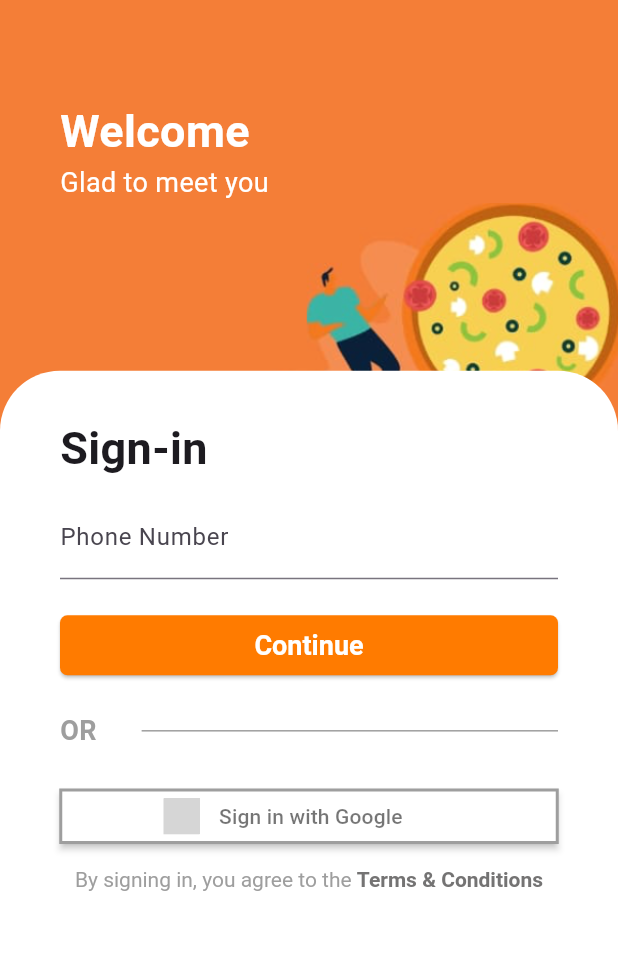
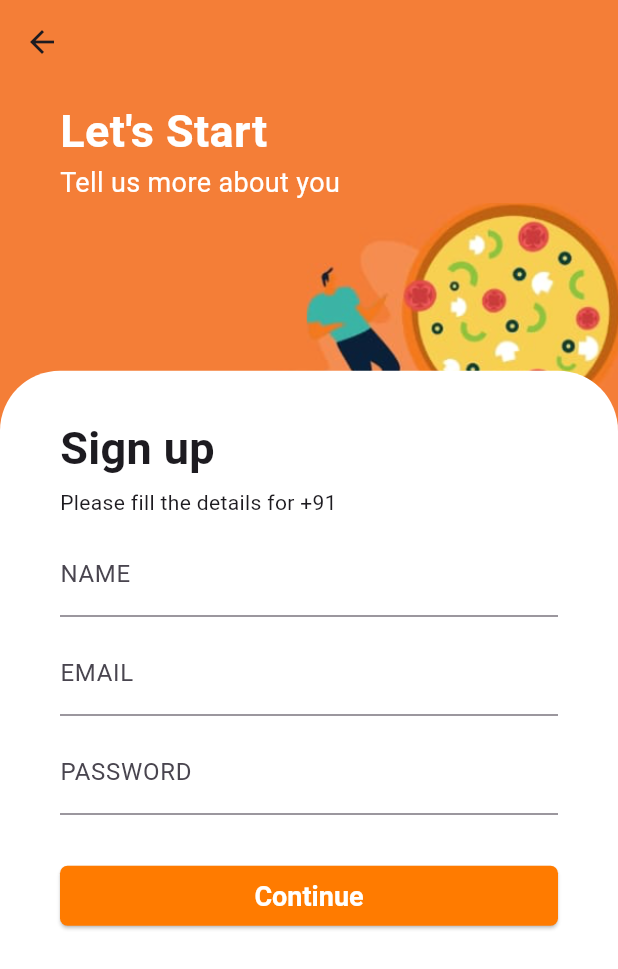
Before and after one commit to Pulkito4/Mojo_Pizza_App_MVP, a Flutter app: the screen it shows after launch, after a tap on "Continue", on a phone screen of 412 x 824 dp. Shown: the top 969 px of the screen. Run offline on Flutter 3.47's test engine with Material 3 defaults, Android fonts, the phone set to English and light mode, and no system bars; drawn by our look-alikes of sign_in_button; our stand-ins replace carousel_slider, cloud_firestore, firebase_auth, firebase_core, google_fonts, google_sign_in and 1 more; accounts and stored records are empty; generated files the repository leaves out were written again; grey boxes are pictures that could not be loaded.

Commit message:
added phone auth screens

```diff
--- /dev/null
+++ b/lib/modules/sign_up/views/pages/create_account_screen.dart
@@ -0,0 +1,151 @@
+import 'package:flutter/material.dart';
+import 'package:mojo_pizza_app_mvp/modules/sign_up/views/pages/otp_screen.dart';
+
+import '../../../../custom_button_styles.dart';
+
+class CreateAccountScreen extends StatefulWidget {
+  final String phoneNumber;
+  const CreateAccountScreen({super.key, required this.phoneNumber});
+
+  @override
+  State<CreateAccountScreen> createState() => _CreateAccountScreenState();
+}
+
+class _CreateAccountScreenState extends State<CreateAccountScreen> {
+
+  final TextEditingController _nameController = TextEditingController();
+  final TextEditingController _emailController = TextEditingController();
+  final TextEditingController _passwordController = TextEditingController();
+  @override
+  Widget build(BuildContext context) {
+    return SafeArea(
+      child: Scaffold(
+        appBar: AppBar(
+          backgroundColor: const Color.fromARGB(255, 244, 126, 55),
+        ),
+        backgroundColor: const Color.fromARGB(255, 244, 126, 55),
+        body: Stack(
+          children: [
+            // Orange background with text
+            Padding(
+              padding: const EdgeInsets.only(left: 40, top: 10),
+              child: Center(
+                child: Column(
+                  crossAxisAlignment: CrossAxisAlignment.stretch,
+                  children: [
+                    const Text(
+                      "Let's Start",
+                      style: TextStyle(
+                          fontWeight: FontWeight.bold,
+                          fontSize: 30,
+                          color: Colors.white),
+                    ),
+                    const Text(
+                      "Tell us more about you",
+                      style: TextStyle(color: Colors.white, fontSize: 18),
+                    ),
+                    Container(
+                      alignment: Alignment.bottomRight,
+                      height: 150,
+                      width: 150,
+                      child: Image.asset("assets/images/signin.png"),
+                    ),
+                  ],
+                ),
+              ),
+            ),
+
+            // the white container thingy comming from the bottom
+            Positioned(
+              bottom: 0,
+              left: 0,
+              right: 0,
+              child: Container(
+                height: MediaQuery.of(context).size.height * 0.7,
+                width: MediaQuery.of(context).size.width,
+                decoration: const BoxDecoration(
+                  color: Colors.white,
+                  borderRadius: BorderRadius.only(
+                    topLeft: Radius.circular(40),
+                    topRight: Radius.circular(40),
+                  ),
+                ),
+                child: Padding(
+                  padding: const EdgeInsets.only(right: 40, left: 40, top: 30),
+                  child: Column(
+                    crossAxisAlignment: CrossAxisAlignment.stretch,
+                    children: [
+                      const Text(
+                        "Sign up",
+                        style: TextStyle(
+                          fontSize: 30,
+                          fontWeight: FontWeight.bold,
+                        ),
+                      ),
+                      const SizedBox(height: 5),
+                      Text("Please fill the details for ${widget.phoneNumber}"),
+                      const SizedBox(height: 10),
+                       TextField(
+                        controller: _nameController,
+                        keyboardType: TextInputType.name,
+                        decoration: const InputDecoration(
+                          labelText: "NAME",
+                          border: UnderlineInputBorder(
+                            borderSide: BorderSide(color: Colors.grey),
+                          ),
+                        ),
+                        onTap: (){},
+                      ),
+                      const SizedBox(height: 10),
+                       TextField(
+                        controller: _emailController,
+                        keyboardType: TextInputType.emailAddress,
+                        decoration: const InputDecoration(
+                          labelText: "EMAIL",
+                          border: UnderlineInputBorder(
+                            borderSide: BorderSide(color: Colors.grey),
+                          ),
+                        ),
+                        onTap: (){},
+                      ),
+                      const SizedBox(height: 10),
+                       TextField(
+                        controller: _passwordController,
+                        keyboardType: TextInputType.visiblePassword,
+                        decoration: const InputDecoration(
+                          labelText: "PASSWORD",
+                          border: UnderlineInputBorder(
+                            borderSide: BorderSide(color: Colors.grey),
+                          ),
+                        ),
+                        onTap: (){},
+                      ),
+                      const SizedBox(height: 30),
+                      ElevatedButton(
+                        onPressed: () {
+                          // Navigate to the next screen
+                          Navigator.push(
+                            context,
+                            MaterialPageRoute(
+                                builder: (context) => OtpScreen(
+                                      phoneNumber: widget.phoneNumber,
+                                    )),
+                          );
+                        },
+                        style: CustomButtonStyles.orangeButton,
+                        child: const Text("Continue"),
+                      ),
+
+
+
+                    ],
+                  ),
+                ),
+              ),
+            ),
+          ],
+        ),
+      ),
+    );
+  }
+}
--- a/lib/modules/sign_up/views/pages/sign_up_screen.dart
+++ b/lib/modules/sign_up/views/pages/sign_up_screen.dart
@@ -1,13 +1,17 @@
 import 'package:firebase_auth/firebase_auth.dart';
 import 'package:flutter/material.dart';
+import 'package:flutter/services.dart';
 import 'package:mojo_pizza_app_mvp/custom_button_styles.dart';
+import 'package:mojo_pizza_app_mvp/modules/sign_up/views/pages/create_account_screen.dart';
 import 'package:sign_in_button/sign_in_button.dart';
 
 import '../../../../shared/services/google_oauth.dart';
 import '../../../home/views/pages/home_screen.dart';
 
 class SignUpScreen extends StatelessWidget {
-   SignUpScreen({super.key});
+  SignUpScreen({super.key});
+  final TextEditingController _phoneController =
+      TextEditingController(text: "+91");
 
   final GoogleOauth _auth = GoogleOauth();
 
@@ -18,13 +22,16 @@ class SignUpScreen extends StatelessWidget {
       if (userCred.user != null) {
         Navigator.pushReplacement(
           context,
-          MaterialPageRoute(builder: (context) =>  HomeScreen()), // Navigate to the next screen
+          MaterialPageRoute(
+              builder: (context) =>
+                  HomeScreen()), // Navigate to the next screen
         );
       }
     } catch (e) {
       print("Error signing in with Google: $e");
     }
   }
+
   @override
   Widget build(BuildContext context) {
     return SafeArea(
@@ -92,16 +99,41 @@ class SignUpScreen extends StatelessWidget {
                         ),
                       ),
                       const SizedBox(height: 10),
-                      const TextField(
-                          decoration: InputDecoration(
-                        labelText: "Phone Number",
-                        border: UnderlineInputBorder(
-                          borderSide: BorderSide(color: Colors.grey),
+                      TextField(
+                        controller: _phoneController,
+                        keyboardType: TextInputType.number,
+                        inputFormatters: [
+                          FilteringTextInputFormatter.digitsOnly,
+                          LengthLimitingTextInputFormatter(
+                            13,
+                          ), // +91 (3 chars) + 10 digits
+                        ],
+                        decoration: const InputDecoration(
+                          labelText: "Phone Number",
+                          border: UnderlineInputBorder(
+                            borderSide: BorderSide(color: Colors.grey),
+                          ),
                         ),
-                      )),
+                        onTap: () {
+                          // Set the cursor position after +91
+                          _phoneController.selection =
+                              TextSelection.fromPosition(
+                            TextPosition(offset: _phoneController.text.length),
+                          );
+                        },
+                      ),
                       const SizedBox(height: 20),
                       ElevatedButton(
-                        onPressed: () {},
+                        onPressed: () {
+                          // Navigate to the next screen
+                          Navigator.push(
+                            context,
+                            MaterialPageRoute(
+                                builder: (context) => CreateAccountScreen(
+                                      phoneNumber: _phoneController.text,
+                                    )),
+                          );
+                        },
                         style: CustomButtonStyles.orangeButton,
                         child: const Text("Continue"),
                       ),
@@ -152,9 +184,8 @@ class SignUpScreen extends StatelessWidget {
                             TextSpan(
                               text: "Terms & Conditions",
                               style: TextStyle(
-                                fontWeight: FontWeight.bold,
-                                color: Color.fromARGB(255, 116, 115, 115)
-                              ),
+                                  fontWeight: FontWeight.bold,
+                                  color: Color.fromARGB(255, 116, 115, 115)),
                             ),
                           ],
                         ),
--- a/pubspec.yaml
+++ b/pubspec.yaml
@@ -43,6 +43,7 @@ dependencies:
   dotted_border: ^2.1.0
   google_sign_in: ^6.2.1
   firebase_auth: ^4.16.0
+  pin_code_fields: ^8.0.1
 
 dev_dependencies:
   flutter_test:
```
Also changed, not shown: lib/modules/sign_up/views/pages/otp_screen.dart (added, +133 -0 lines), lib/shared/services/phone_auth.dart (added), pubspec.lock.
